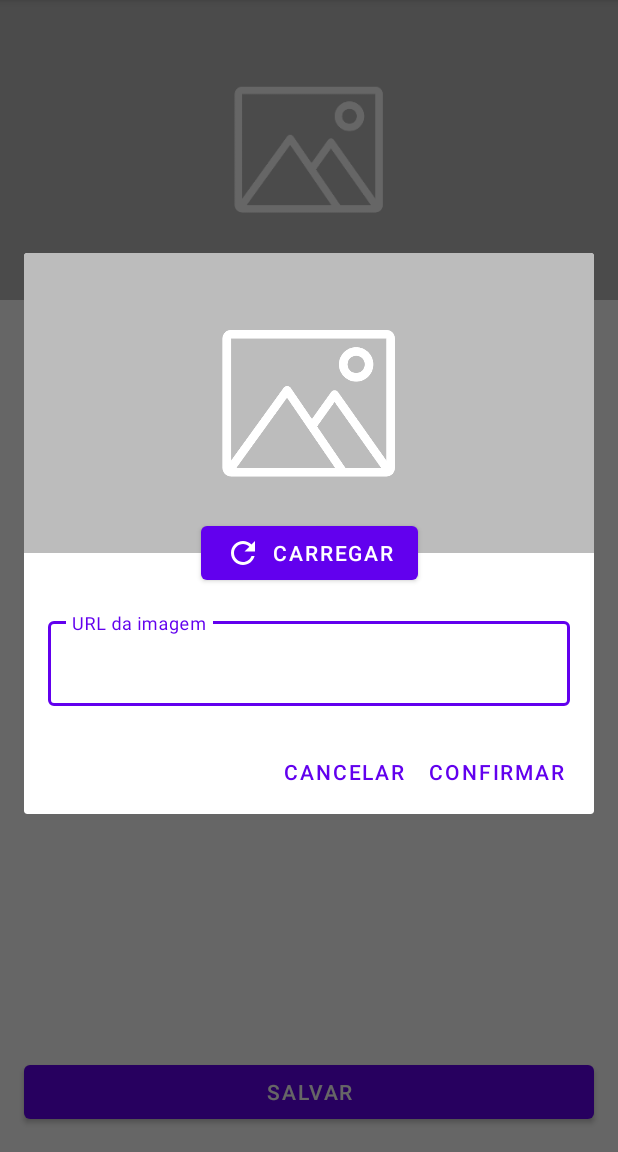
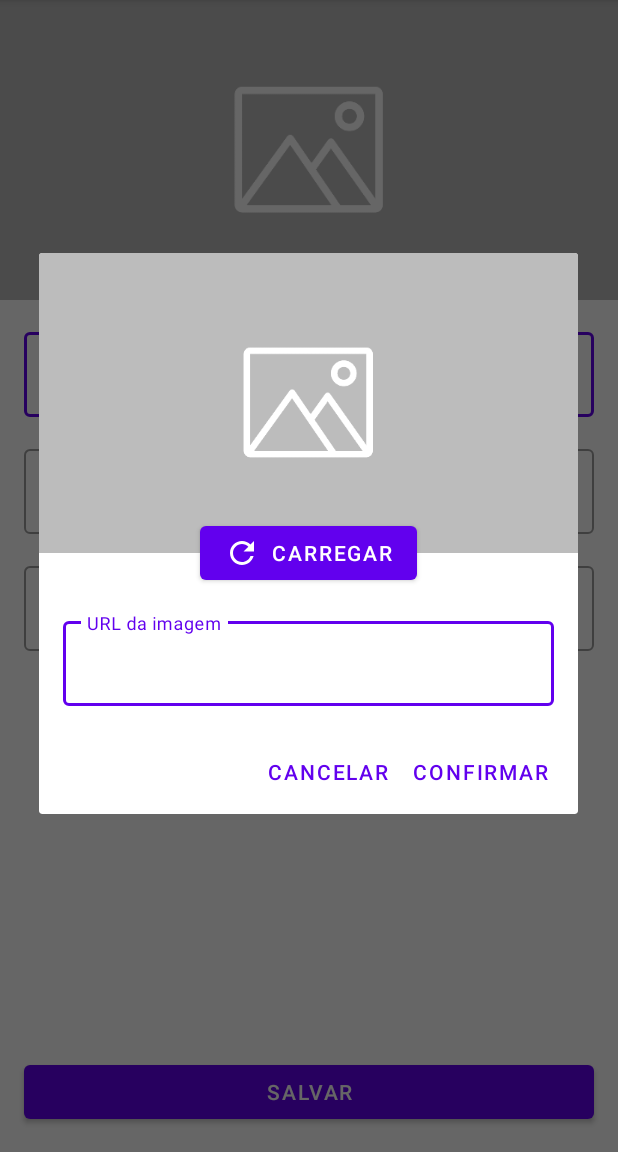
Before and after one commit to alexfelipe/orgs-2, an Android app: the FormularioProdutoActivity screen opened directly, with no data from a screen before it, after a tap on an icon or button, on a phone screen of 412 x 824 dp, the part 84-1236 px from its top. Run offline under Robolectric (Android 15) with nearby library versions, the phone set to English and light mode, and no system bars.

Commit message:
5.1 e 52

```diff
--- /dev/null
+++ b/app/src/main/java/br/com/alura/orgs/extensions/ImageViewExtensions.kt
@@ -0,0 +1,19 @@
+package br.com.alura.orgs.extensions
+
+import android.widget.ImageView
+import br.com.alura.orgs.R
+import coil.load
+
+fun ImageView.tentaCarregarImagem(url: String) {
+    load(url) {
+        placeholder(R.drawable.placeholder)
+        error(R.drawable.error)
+    }
+}
+
+fun ImageView.tentaCarregarImagem(drawableIdRes: Int) {
+    load(drawable) {
+        placeholder(R.drawable.placeholder)
+        error(R.drawable.error)
+    }
+}
--- a/app/src/main/java/br/com/alura/orgs/ui/activity/FormularioProdutoActivity.kt
+++ b/app/src/main/java/br/com/alura/orgs/ui/activity/FormularioProdutoActivity.kt
@@ -10,7 +10,9 @@ import br.com.alura.orgs.R
 import br.com.alura.orgs.dao.ProdutosDao
 import br.com.alura.orgs.databinding.ActivityFormularioProdutoBinding
 import br.com.alura.orgs.databinding.FormularioImagemBinding
+import br.com.alura.orgs.extensions.tentaCarregarImagem
 import br.com.alura.orgs.model.Produto
+import br.com.alura.orgs.ui.dialog.FormularioImagemDialog
 import coil.load
 import java.math.BigDecimal
 
@@ -27,26 +29,10 @@ class FormularioProdutoActivity :
         setContentView(binding.root)
         binding.activityFormularioProdutoImagem.setOnClickListener {
 
-            FormularioImagemBinding.inflate(layoutInflater).apply {
-                formularioImagemBotaoCarregar.setOnClickListener {
-                    val url = formularioImagemUrl.text.toString()
-                    formularioImagemImageview.load(url)
-                }
-
-                AlertDialog.Builder(this@FormularioProdutoActivity)
-                    .setView(root)
-                    .setPositiveButton(
-                        "confirmar"
-                    ) { _, _ ->
-                        url = formularioImagemUrl.text.toString()
-                        binding.activityFormularioProdutoImagem.load(url)
-                    }
-                    .setNegativeButton("cancelar") { _, _ ->
-                        Log.i("ListaProdutosActivity", "onCreate: botão cancelar clicado")
-                    }
-                    .show()
+            FormularioImagemDialog(this).mostra(url) {
+                url = it
+                binding.activityFormularioProdutoImagem.tentaCarregarImagem(url)
             }
-
 
         }
         configuraBotaoSalvar()
--- a/app/src/main/java/br/com/alura/orgs/ui/activity/ListaProdutosActivity.kt
+++ b/app/src/main/java/br/com/alura/orgs/ui/activity/ListaProdutosActivity.kt
@@ -2,15 +2,10 @@ package br.com.alura.orgs.ui.activity
 
 import android.content.Intent
 import android.os.Bundle
-import android.util.Log
-import android.view.ViewGroup
-import android.widget.Toast
-import androidx.appcompat.app.AlertDialog
 import androidx.appcompat.app.AppCompatActivity
 import androidx.recyclerview.widget.RecyclerView
 import br.com.alura.orgs.R
 import br.com.alura.orgs.dao.ProdutosDao
-import br.com.alura.orgs.databinding.FormularioImagemBinding
 import br.com.alura.orgs.ui.recyclerview.adapter.ListaProdutosAdapter
 import com.google.android.material.floatingactionbutton.FloatingActionButton
 
--- /dev/null
+++ b/app/src/main/java/br/com/alura/orgs/ui/dialog/FormularioImagemDialog.kt
@@ -0,0 +1,40 @@
+package br.com.alura.orgs.ui.dialog
+
+import android.content.Context
+import android.view.LayoutInflater
+import androidx.appcompat.app.AlertDialog
+import br.com.alura.orgs.R
+import br.com.alura.orgs.databinding.FormularioImagemBinding
+import br.com.alura.orgs.extensions.tentaCarregarImagem
+import coil.load
+
+class FormularioImagemDialog(private val context: Context) {
+
+    fun mostra(urlPadrao: String = "", quandoConfirma: (url: String) -> Unit) {
+        FormularioImagemBinding.inflate(LayoutInflater.from(context)).apply {
+
+            if(urlPadrao.isBlank()) {
+                formularioImagemImageview.tentaCarregarImagem(R.drawable.imagem_padrao)
+            } else {
+                formularioImagemImageview.tentaCarregarImagem(urlPadrao)
+            }
+
+            formularioImagemBotaoCarregar.setOnClickListener {
+                val url = formularioImagemUrl.text.toString()
+                formularioImagemImageview.tentaCarregarImagem(url)
+            }
+
+            AlertDialog.Builder(context)
+                .setView(root)
+                .setPositiveButton(
+                    "confirmar"
+                ) { _, _ ->
+                    val url = formularioImagemUrl.text.toString()
+                    quandoConfirma(url)
+                }
+                .setNegativeButton("cancelar") { _, _ -> }
+                .show()
+        }
+    }
+
+}
--- /dev/null
+++ b/app/src/main/res/drawable/placeholder.xml
@@ -0,0 +1,7 @@
+<?xml version="1.0" encoding="utf-8"?>
+<shape xmlns:android="http://schemas.android.com/apk/res/android"
+    android:shape="rectangle">
+
+    <solid android:color="#bcbcbc" />
+
+</shape>
--- a/app/src/main/res/layout/formulario_imagem.xml
+++ b/app/src/main/res/layout/formulario_imagem.xml
@@ -7,11 +7,11 @@
 
     <ImageView
         android:id="@+id/formulario_imagem_imageview"
-        android:layout_width="wrap_content"
+        android:layout_width="0dp"
         android:layout_height="200dp"
-        android:scaleType="center"
+        android:scaleType="centerCrop"
         app:layout_constraintEnd_toEndOf="parent"
-        app:layout_constraintStart_toStartOf="@drawable/imagem_padrao"
+        app:layout_constraintStart_toStartOf="parent"
         app:layout_constraintTop_toTopOf="parent"
         app:srcCompat="@drawable/imagem_padrao"
         tools:srcCompat="@tools:sample/backgrounds/scenic" />
```
Also changed, not shown: app/src/main/java/br/com/alura/orgs/ui/recyclerview/adapter/ListaProdutosAdapter.kt (+2 -6 lines), app/src/main/res/drawable-hdpi/error.png (added), app/src/main/res/drawable-ldpi/error.png (added), app/src/main/res/drawable-mdpi/error.png (added), app/src/main/res/drawable-xhdpi/error.png (added), app/src/main/res/drawable-xxhdpi/error.png (added), app/src/main/res/drawable-xxxhdpi/error.png (added).
